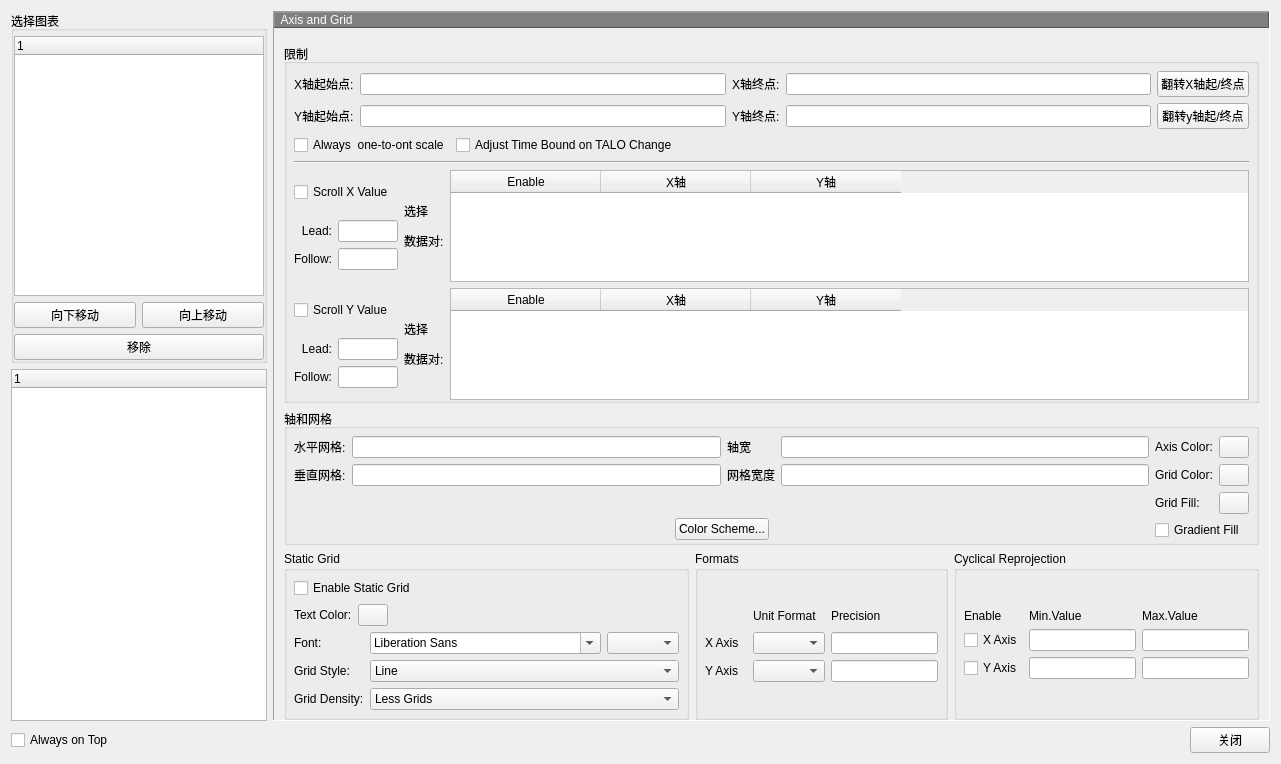
Above: PlotManager.ui from 23wwwtt/plotxy before the change. Below: the same form after it.
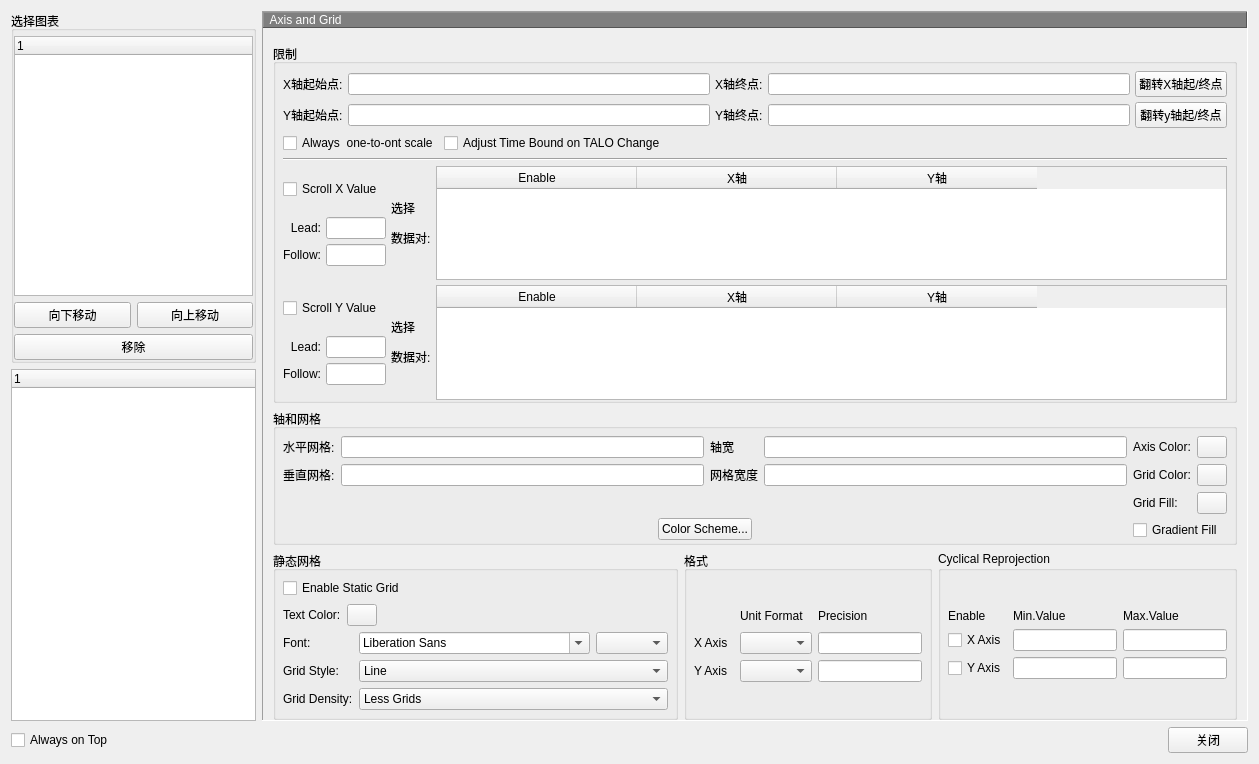
That is the form after the change. Custom widgets are drawn as their Qt base class.

```diff
--- a/PlotManager.ui
+++ b/PlotManager.ui
@@ -6,7 +6,7 @@
    <rect>
     <x>0</x>
     <y>0</y>
-    <width>1281</width>
+    <width>1259</width>
     <height>764</height>
    </rect>
   </property>
@@ -499,6 +499,9 @@
               <string>限制</string>
              </property>
              <layout class="QVBoxLayout" name="verticalLayout_6">
+              <property name="spacing">
+               <number>5</number>
+              </property>
               <property name="leftMargin">
                <number>7</number>
               </property>
@@ -558,7 +561,17 @@
                  <widget class="QLineEdit" name="lineEdit_limitEndX"/>
                 </item>
                 <item row="0" column="1">
-                 <widget class="QLineEdit" name="lineEdit_limitBgnX"/>
+                 <widget class="QLineEdit" name="lineEdit_limitBgnX">
+                  <property name="autoFillBackground">
+                   <bool>false</bool>
+                  </property>
+                  <property name="dragEnabled">
+                   <bool>false</bool>
+                  </property>
+                  <property name="clearButtonEnabled">
+                   <bool>false</bool>
+                  </property>
+                 </widget>
                 </item>
                 <item row="0" column="2">
                  <widget class="QLabel" name="label_11">
@@ -611,6 +624,9 @@
                <layout class="QHBoxLayout" name="horizontalLayout_6" stretch="0,0,1">
                 <item>
                  <layout class="QVBoxLayout" name="verticalLayout_4">
+                  <property name="spacing">
+                   <number>5</number>
+                  </property>
                   <item>
                    <widget class="QCheckBox" name="checkBox_4">
                     <property name="text">
@@ -674,7 +690,7 @@
                 <item>
                  <widget class="QTableWidget" name="tableWidget">
                   <attribute name="horizontalHeaderDefaultSectionSize">
-                   <number>150</number>
+                   <number>200</number>
                   </attribute>
                   <column>
                    <property name="text">
@@ -699,6 +715,9 @@
                <layout class="QHBoxLayout" name="horizontalLayout_7" stretch="0,0,1">
                 <item>
                  <layout class="QVBoxLayout" name="verticalLayout_5">
+                  <property name="spacing">
+                   <number>5</number>
+                  </property>
                   <item>
                    <widget class="QCheckBox" name="checkBox_5">
                     <property name="text">
@@ -762,7 +781,7 @@
                 <item>
                  <widget class="QTableWidget" name="tableWidget_2">
                   <attribute name="horizontalHeaderDefaultSectionSize">
-                   <number>150</number>
+                   <number>200</number>
                   </attribute>
                   <column>
                    <property name="text">
@@ -993,7 +1012,7 @@
            <item>
             <widget class="QGroupBox" name="groupBox_8">
              <property name="title">
-              <string>Static Grid</string>
+              <string>静态网格</string>
              </property>
              <layout class="QVBoxLayout" name="verticalLayout_7">
               <property name="leftMargin">
@@ -1150,7 +1169,7 @@
               </sizepolicy>
              </property>
              <property name="title">
-              <string>Formats</string>
+              <string>格式</string>
              </property>
              <layout class="QVBoxLayout" name="verticalLayout_8">
               <property name="leftMargin">
```
